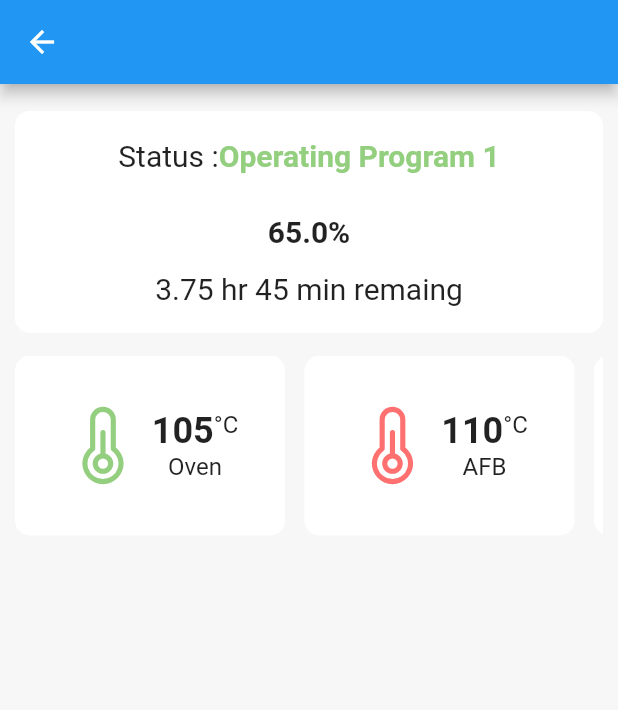
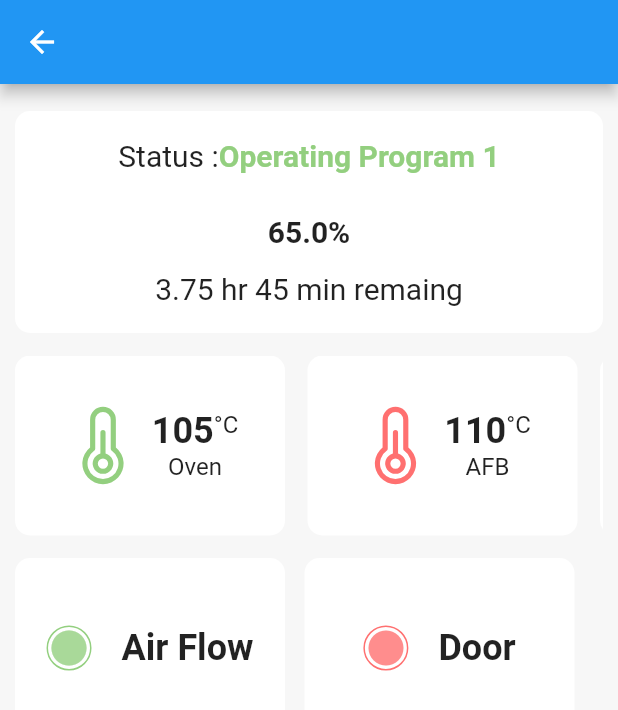
Before and after one commit to arinoldmoon/BurnoutProject, a Flutter app: the MachineDashboardPage screen opened directly, on a phone screen of 412 x 824 dp. Shown: the top 710 px of the screen. Run offline on Flutter 3.47's test engine with Material 2 defaults, Android fonts, the phone set to English and light mode, and no system bars; drawn by our look-alikes of percent_indicator; our stand-ins replace fixnum, flutter_phosphor_icons; missing offline and left inert: grpc, protobuf.

Commit message:
init peripheral zone widget

```diff
--- a/burnout_mobile/lib/constants/machine_dashboard/machine_dashboard_sizes.dart
+++ b/burnout_mobile/lib/constants/machine_dashboard/machine_dashboard_sizes.dart
@@ -29,4 +29,14 @@ class MachineDashboardSizes {
   static const machineDashboardTemperatureIconSize = 55.0;
   static const machineDashboardTemperatureIconTempSpacing = 5.0;
   static const machineDashboardTemperatureItemSpacing = 13.0;
+
+  // Machine Peripheral Zone
+  static const double machineDashboardTemperaturePeripheralStatusIconsize =
+      28.0;
+  static const machineDashboardPeripheralItemSpacing = 13.0;
+  static const machineDashboardPeripheralPadding =
+      EdgeInsets.symmetric(vertical: 26, horizontal: 18);
+  static const machineDashboardPeripheralHeight = 120.0;
+  static const machineDashboardPeripheralWidth = 180.0;
+  static const machineDashboardPeripheralIconNameSpacing = 20.0;
 }
--- a/burnout_mobile/lib/constants/machine_dashboard/machine_dashboard_ui_strings.dart
+++ b/burnout_mobile/lib/constants/machine_dashboard/machine_dashboard_ui_strings.dart
@@ -25,17 +25,7 @@ class MachineDashboardUiStrings {
     return temp.toInt().toString();
   }
 
-  static String machineDashboardTemperatureName(
-      MachineTemperature machineTemperature) {
-    switch (machineTemperature.machineTempName!) {
-      case MachineHeater.FLOOR:
-        return machineDashboardTemperatureFloor;
-      case MachineHeater.AFB:
-        return machineDashboardTemperatureAfb;
-      case MachineHeater.OVEN:
-        return machineDashboardTemperatureOven;
-      case MachineHeater.TUBE:
-        return machineDashboardTemperatureTube;
-    }
-  }
+  // Machine Dashboard Peripheral
+  static const machineDashboardPeripheraleDoor = 'Door';
+  static const machineDashboardPeripheralAirFlow = 'Air Flow';
 }
--- a/burnout_mobile/lib/constants/machine_dashboard/machine_enum.dart
+++ b/burnout_mobile/lib/constants/machine_dashboard/machine_enum.dart
@@ -1,3 +1,4 @@
 enum MachineStatus { IDLE, WAITING, ONPROGRAM }
-enum MachineHeaterStatus { ON, OFF }
+enum MachineOnOffStatus { ON, OFF }
 enum MachineHeater { OVEN, FLOOR, AFB, TUBE }
+enum MachinePeripheralType { DOOR, AIRFLOW }
--- a/burnout_mobile/lib/data_models/mock_machine_payload.dart
+++ b/burnout_mobile/lib/data_models/mock_machine_payload.dart
@@ -8,6 +8,7 @@ class MockMachinePayload {
   final int? machineTimeRemaing;
   final double? machineOnProgramPercent;
   final List<MachineTemperature>? machineTemperature;
+  final List<MachinePeripheral>? machinePeripheral;
 
   const MockMachinePayload({
     required this.machineName,
@@ -17,6 +18,7 @@ class MockMachinePayload {
     this.machineOnProgramPercent,
     this.machineTimeRemaing,
     this.machineTemperature,
+    this.machinePeripheral,
   });
 
   static MockMachinePayload mockMachinePayloadIdle = const MockMachinePayload(
@@ -33,17 +35,19 @@ class MockMachinePayload {
   );
 
   static MockMachinePayload mockMachinePayloadOnProgram = MockMachinePayload(
-      machineName: 'machine3',
-      machineStatus: MachineStatus.ONPROGRAM,
-      machineProgram: 'Operating Program1',
-      machineOnProgramPercent: 0.65,
-      machineTimeRemaing: 225,
-      machineTemperature: MachineTemperature.mockMachineTemp);
+    machineName: 'machine3',
+    machineStatus: MachineStatus.ONPROGRAM,
+    machineProgram: 'Operating Program1',
+    machineOnProgramPercent: 0.65,
+    machineTimeRemaing: 225,
+    machineTemperature: MachineTemperature.mockMachineTemp,
+    machinePeripheral: MachinePeripheral.mockMachinePeripheral,
+  );
 }
 
 class MachineTemperature {
   final double? machineTemp;
-  final MachineHeaterStatus? machineHeaterStatus;
+  final MachineOnOffStatus? machineHeaterStatus;
   final MachineHeater? machineTempName;
 
   MachineTemperature({
@@ -55,23 +59,40 @@ class MachineTemperature {
   static List<MachineTemperature> mockMachineTemp = [
     MachineTemperature(
       machineTemp: 105,
-      machineHeaterStatus: MachineHeaterStatus.ON,
+      machineHeaterStatus: MachineOnOffStatus.ON,
       machineTempName: MachineHeater.OVEN,
     ),
     MachineTemperature(
       machineTemp: 110,
-      machineHeaterStatus: MachineHeaterStatus.OFF,
+      machineHeaterStatus: MachineOnOffStatus.OFF,
       machineTempName: MachineHeater.AFB,
     ),
     MachineTemperature(
       machineTemp: 125,
-      machineHeaterStatus: MachineHeaterStatus.ON,
+      machineHeaterStatus: MachineOnOffStatus.ON,
       machineTempName: MachineHeater.TUBE,
     ),
     MachineTemperature(
       machineTemp: 95,
-      machineHeaterStatus: MachineHeaterStatus.OFF,
+      machineHeaterStatus: MachineOnOffStatus.OFF,
       machineTempName: MachineHeater.FLOOR,
     )
   ];
 }
+
+class MachinePeripheral {
+  final MachinePeripheralType machinePeripheralType;
+  final MachineOnOffStatus machineOnOffStatus;
+
+  MachinePeripheral(
+      {required this.machinePeripheralType, required this.machineOnOffStatus});
+
+  static List<MachinePeripheral> mockMachinePeripheral = [
+    MachinePeripheral(
+        machinePeripheralType: MachinePeripheralType.AIRFLOW,
+        machineOnOffStatus: MachineOnOffStatus.ON),
+    MachinePeripheral(
+        machinePeripheralType: MachinePeripheralType.DOOR,
+        machineOnOffStatus: MachineOnOffStatus.OFF),
+  ];
+}
--- a/burnout_mobile/lib/pages/machine_dashboard_page.dart
+++ b/burnout_mobile/lib/pages/machine_dashboard_page.dart
@@ -1,5 +1,6 @@
 import 'package:burnout_mobile/constants/machine_dashboard/machine_dashboard_sizes.dart';
 import 'package:burnout_mobile/data_models/mock_machine_payload.dart';
+import 'package:burnout_mobile/widgets/machine_dashboard/machine_dashboard_peripheral_zone.dart';
 import 'package:burnout_mobile/widgets/machine_dashboard/machine_dashboard_status.dart';
 import 'package:burnout_mobile/widgets/machine_dashboard/machine_dashboard_temperature.dart';
 import 'package:flutter/material.dart';
@@ -26,13 +27,40 @@ class MachineDashboardPage extends StatelessWidget {
           ),
           SizedBox(
             height: MachineDashboardSizes.machineDashboardTemperatureHeight,
-            child: ListView(
-              scrollDirection: Axis.horizontal,
-              children: machinePayload.machineTemperature!
-                  .map((data) =>
-                      MachineDashboardTemperature(machineTemperature: data))
-                  .toList(),
-            ),
+            child: ListView.separated(
+                scrollDirection: Axis.horizontal,
+                itemBuilder: (_, index) {
+                  return MachineDashboardTemperature(
+                      machineTemperature:
+                          machinePayload.machineTemperature![index]);
+                },
+                separatorBuilder: (BuildContext context, int index) =>
+                    const Divider(
+                      indent:
+                          MachineDashboardSizes.machineDashboardWidgetSpacing,
+                      color: Colors.transparent,
+                    ),
+                itemCount: machinePayload.machineTemperature!.length),
+          ),
+          const SizedBox(
+            height: MachineDashboardSizes.machineDashboardWidgetSpacing,
+          ),
+          SizedBox(
+            height: MachineDashboardSizes.machineDashboardTemperatureHeight,
+            child: ListView.separated(
+                scrollDirection: Axis.horizontal,
+                itemBuilder: (_, index) {
+                  return MachineDashboardPeripheralZone(
+                      machinePeripheral:
+                          machinePayload.machinePeripheral![index]);
+                },
+                separatorBuilder: (BuildContext context, int index) =>
+                    const Divider(
+                      indent: MachineDashboardSizes
+                          .machineDashboardPeripheralItemSpacing,
+                      color: Colors.transparent,
+                    ),
+                itemCount: machinePayload.machinePeripheral!.length),
           ),
         ]),
       ),
--- /dev/null
+++ b/burnout_mobile/lib/widgets/machine_dashboard/machine_dashboard_peripheral_zone.dart
@@ -0,0 +1,84 @@
+import 'package:burnout_mobile/constants/machine_dashboard/machine_dashboard_sizes.dart';
+import 'package:burnout_mobile/constants/machine_dashboard/machine_dashboard_ui_strings.dart';
+import 'package:burnout_mobile/constants/machine_dashboard/machine_enum.dart';
+import 'package:burnout_mobile/data_models/mock_machine_payload.dart';
+import 'package:burnout_mobile/styles/app_theme.dart';
+import 'package:flutter/material.dart';
+
+class MachineDashboardPeripheralZone extends StatefulWidget {
+  const MachineDashboardPeripheralZone(
+      {Key? key, required this.machinePeripheral})
+      : super(key: key);
+
+  final MachinePeripheral machinePeripheral;
+
+  @override
+  State<MachineDashboardPeripheralZone> createState() =>
+      _MachineDashboardPeripheralZoneState();
+}
+
+class _MachineDashboardPeripheralZoneState
+    extends State<MachineDashboardPeripheralZone> {
+  @override
+  Widget build(BuildContext context) {
+    return Container(
+      height: MachineDashboardSizes.machineDashboardPeripheralHeight,
+      width: MachineDashboardSizes.machineDashboardPeripheralWidth,
+      padding: MachineDashboardSizes.machineDashboardPeripheralPadding,
+      decoration: BoxDecoration(
+        borderRadius: BorderRadius.circular(
+            MachineDashboardSizes.machineDashboardTemperatureBorderRadius),
+        color: Colors.white,
+      ),
+      child: _buildPeripheralState(),
+    );
+  }
+
+  Widget _buildPeripheralState() {
+    return Row(
+      mainAxisAlignment: MainAxisAlignment.center,
+      crossAxisAlignment: CrossAxisAlignment.center,
+      children: [
+        Container(
+          decoration: BoxDecoration(
+            shape: BoxShape.circle,
+            border: widget.machinePeripheral.machineOnOffStatus ==
+                    MachineOnOffStatus.ON
+                ? Border.all(color: AppTheme.greenPrimary)
+                : Border.all(color: AppTheme.redPrimary),
+          ),
+          child: Icon(
+            Icons.circle,
+            size: MachineDashboardSizes
+                .machineDashboardTemperaturePeripheralStatusIconsize,
+            color: widget.machinePeripheral.machineOnOffStatus ==
+                    MachineOnOffStatus.ON
+                ? AppTheme.greenPrimary.withOpacity(0.8)
+                : AppTheme.redPrimary.withOpacity(0.8),
+          ),
+        ),
+        const SizedBox(
+          width:
+              MachineDashboardSizes.machineDashboardPeripheralIconNameSpacing,
+        ),
+        Text(
+          machineDashboardPeripheralName(widget.machinePeripheral),
+          style: Theme.of(context)
+              .textTheme
+              .headline5!
+              .copyWith(fontWeight: FontWeight.bold),
+        )
+      ],
+    );
+  }
+
+  static String machineDashboardPeripheralName(
+      MachinePeripheral machinePeripheral) {
+    switch (machinePeripheral.machinePeripheralType) {
+      case MachinePeripheralType.DOOR:
+        return MachineDashboardUiStrings.machineDashboardPeripheraleDoor;
+      case MachinePeripheralType.AIRFLOW:
+        return MachineDashboardUiStrings.machineDashboardPeripheralAirFlow;
+    }
+  }
+}
--- a/burnout_mobile/lib/widgets/machine_dashboard/machine_dashboard_temperature.dart
+++ b/burnout_mobile/lib/widgets/machine_dashboard/machine_dashboard_temperature.dart
@@ -36,16 +36,13 @@ class _MachineDashboardTemperatureState
           ),
           child: _buildTempState(),
         ),
-        const SizedBox(
-          width: MachineDashboardSizes.machineDashboardTemperatureItemSpacing,
-        )
       ],
     );
   }
 
   Widget _buildTempState() {
     switch (widget.machineTemperature.machineHeaterStatus!) {
-      case MachineHeaterStatus.ON:
+      case MachineOnOffStatus.ON:
         return Row(
           mainAxisAlignment: MainAxisAlignment.center,
           crossAxisAlignment: CrossAxisAlignment.center,
@@ -64,7 +61,7 @@ class _MachineDashboardTemperatureState
           ],
         );
 
-      case MachineHeaterStatus.OFF:
+      case MachineOnOffStatus.OFF:
         return Row(
           mainAxisAlignment: MainAxisAlignment.center,
           crossAxisAlignment: CrossAxisAlignment.center,
@@ -113,8 +110,7 @@ class _MachineDashboardTemperatureState
           ],
         ),
         Text(
-          MachineDashboardUiStrings.machineDashboardTemperatureName(
-              widget.machineTemperature),
+          machineDashboardTemperatureName(widget.machineTemperature),
           style: Theme.of(context)
               .textTheme
               .subtitle1!
@@ -123,4 +119,18 @@ class _MachineDashboardTemperatureState
       ],
     );
   }
+
+  static String machineDashboardTemperatureName(
+      MachineTemperature machineTemperature) {
+    switch (machineTemperature.machineTempName!) {
+      case MachineHeater.FLOOR:
+        return MachineDashboardUiStrings.machineDashboardTemperatureFloor;
+      case MachineHeater.AFB:
+        return MachineDashboardUiStrings.machineDashboardTemperatureAfb;
+      case MachineHeater.OVEN:
+        return MachineDashboardUiStrings.machineDashboardTemperatureOven;
+      case MachineHeater.TUBE:
+        return MachineDashboardUiStrings.machineDashboardTemperatureTube;
+    }
+  }
 }
```
